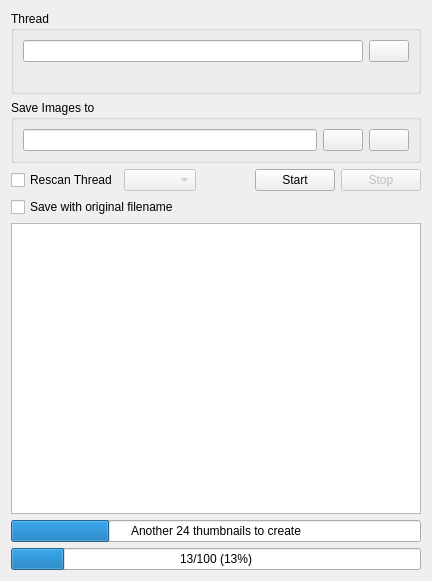
Old version of the form ui4chan.ui in the repository chrisdevchroma/fourchan-dl.
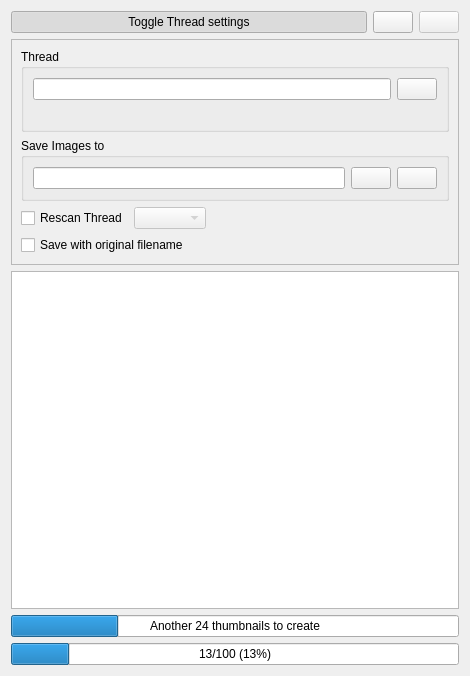
New version of the form. Icons and pictures are not drawn.

The edit to the form file:
```diff
--- a/ui4chan.ui
+++ b/ui4chan.ui
@@ -6,13 +6,73 @@
    <rect>
     <x>0</x>
     <y>0</y>
-    <width>432</width>
-    <height>581</height>
+    <width>470</width>
+    <height>676</height>
    </rect>
   </property>
   <property name="windowTitle">
    <string>Form</string>
   </property>
+  <layout class="QGridLayout" name="gridLayout_4">
+   <item row="0" column="0">
+    <layout class="QHBoxLayout" name="horizontalLayout">
+     <item>
+      <widget class="QPushButton" name="btnToggleView">
+       <property name="sizePolicy">
+        <sizepolicy hsizetype="MinimumExpanding" vsizetype="Fixed">
+         <horstretch>0</horstretch>
+         <verstretch>0</verstretch>
+        </sizepolicy>
+       </property>
+       <property name="text">
+        <string>Toggle Thread settings</string>
+       </property>
+       <property name="checkable">
+        <bool>true</bool>
+       </property>
+       <property name="checked">
+        <bool>true</bool>
+       </property>
+       <property name="flat">
+        <bool>false</bool>
+       </property>
+      </widget>
+     </item>
+     <item>
+      <widget class="QPushButton" name="btnStart">
+       <property name="text">
+        <string/>
+       </property>
+       <property name="icon">
+        <iconset resource="resources.qrc">
+         <normaloff>:/icons/resources/media-playback-start.png</normaloff>:/icons/resources/media-playback-start.png</iconset>
+       </property>
+      </widget>
+     </item>
+     <item>
+      <widget class="QPushButton" name="btnStop">
+       <property name="enabled">
+        <bool>false</bool>
+       </property>
+       <property name="text">
+        <string/>
+       </property>
+       <property name="icon">
+        <iconset resource="resources.qrc">
+         <normaloff>:/icons/resources/media-playback-stop.png</normaloff>:/icons/resources/media-playback-stop.png</iconset>
+       </property>
+      </widget>
+     </item>
+    </layout>
+   </item>
+   <item row="1" column="0">
+    <widget class="QFrame" name="frame">
+     <property name="frameShape">
+      <enum>QFrame::StyledPanel</enum>
+     </property>
+     <property name="frameShadow">
+      <enum>QFrame::Raised</enum>
+     </property>
   <layout class="QGridLayout" name="gridLayout_3">
    <item row="0" column="0">
     <widget class="QGroupBox" name="groupBox">
@@ -124,23 +184,6 @@
        </property>
       </spacer>
      </item>
-     <item>
-      <widget class="QPushButton" name="btnStart">
-       <property name="text">
-        <string>Start</string>
-       </property>
-      </widget>
-     </item>
-     <item>
-      <widget class="QPushButton" name="btnStop">
-       <property name="enabled">
-        <bool>false</bool>
-       </property>
-       <property name="text">
-        <string>Stop</string>
-       </property>
-      </widget>
-     </item>
     </layout>
    </item>
    <item row="3" column="0">
@@ -153,7 +196,10 @@
      </property>
     </widget>
    </item>
-   <item row="4" column="0">
+     </layout>
+    </widget>
+   </item>
+   <item row="2" column="0">
     <widget class="QListWidget" name="listWidget">
      <property name="contextMenuPolicy">
       <enum>Qt::CustomContextMenu</enum>
@@ -196,7 +242,7 @@
      </property>
     </widget>
    </item>
-   <item row="5" column="0">
+   <item row="3" column="0">
     <widget class="QProgressBar" name="pbPendingThumbnails">
      <property name="value">
       <number>24</number>
@@ -209,7 +255,7 @@
      </property>
     </widget>
    </item>
-   <item row="6" column="0">
+   <item row="4" column="0">
     <widget class="QProgressBar" name="progressBar">
      <property name="enabled">
       <bool>true</bool>
```
Left out of the diff: 52 changed lines with no effect on the pictures. Lines whose indentation alone changed are shown as unchanged.
